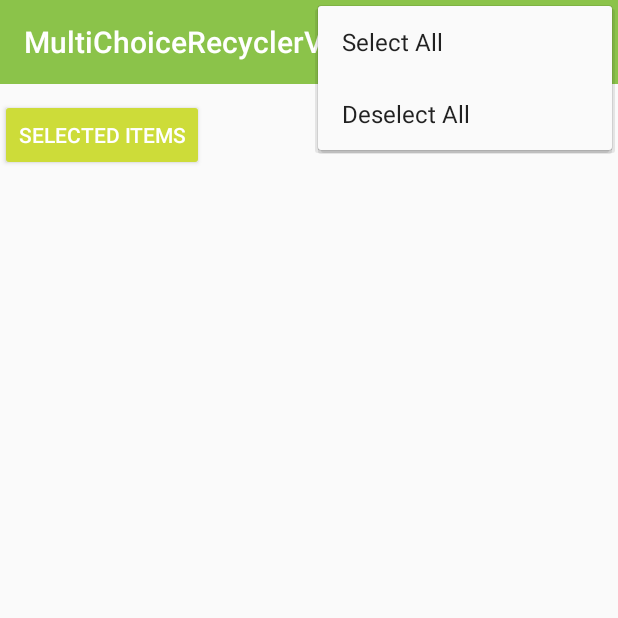
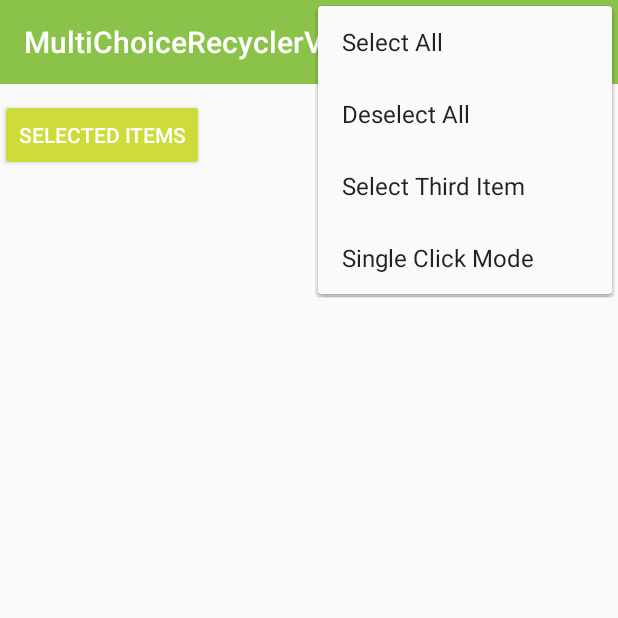
Before and after one commit to dvdciri/MultiChoiceRecyclerView, an Android app: the SampleToolbarActivity screen opened directly, with no data from a screen before it, with the options menu open, on a phone screen of 412 x 824 dp, the top half of it. Run offline under Robolectric (Android 15) with nearby library versions, the phone set to English and light mode, and no system bars; our stand-ins replace ButterKnife; libraries missing offline, so code that uses them is left out: rx.android.schedulers, rx.functions, rx.schedulers; 1 statement that could not run was skipped.

Commit message:
v 1.1.3: - Implemented SingleClickMode - Improved samples and fork on github

```diff
--- a/MultiChoiceRecyclerView/build.gradle
+++ b/MultiChoiceRecyclerView/build.gradle
@@ -7,8 +7,8 @@ android {
     defaultConfig {
         minSdkVersion 15
         targetSdkVersion 23
-        versionCode 1
-        versionName "1.1.2"
+        versionCode 5
+        versionName "1.1.3"
     }
     buildTypes {
         release {
@@ -39,7 +39,7 @@ ext {
     siteUrl = 'https://github.com/dvdciri/Android-Projects-Components/tree/master/MultiChoiceRecyclerView'
     gitUrl = 'https://github.com/dvdciri/Android-Projects-Components/tree/master/MultiChoiceRecyclerView'
 
-    libraryVersion = '1.1.2'
+    libraryVersion = '1.1.3'
 
     developerId = 'dvd-ciri'
     developerName = 'Davide Cirillo'
--- a/MultiChoiceRecyclerView/src/main/AndroidManifest.xml
+++ b/MultiChoiceRecyclerView/src/main/AndroidManifest.xml
@@ -1,5 +1,7 @@
 <manifest xmlns:android="http://schemas.android.com/apk/res/android"
     package="com.davidecirillo.multichoicerecyclerview">
+
+    <uses-permission android:name="android.permission.VIBRATE"/>
 
     <application
         android:allowBackup="true"
--- a/MultiChoiceRecyclerView/src/main/java/com/davidecirillo/multichoicerecyclerview/listeners/MultiChoiceAdapterListener.java
+++ b/MultiChoiceRecyclerView/src/main/java/com/davidecirillo/multichoicerecyclerview/listeners/MultiChoiceAdapterListener.java
@@ -10,5 +10,7 @@ public interface MultiChoiceAdapterListener {
 
     void onSingleItemClickListener(View view, int position);
 
+    void onSingleItemLongClickListener(View view, int position);
+
     void onUpdateItemListener(View view, int position);
 }
--- a/sample/src/main/res/layout/activity_main.xml
+++ b/sample/src/main/res/layout/activity_main.xml
@@ -31,14 +31,14 @@
                 android:id="@+id/sample_toolbar"
                 android:layout_width="wrap_content"
                 android:layout_height="wrap_content"
-                android:text="Sample Toolbar"/>
+                android:text="Toolbar + Controls"/>
 
             <Button
                 style="@android:style/Widget.Material.Button.Colored"
                 android:id="@+id/sample_custom_view"
                 android:layout_width="wrap_content"
                 android:layout_height="wrap_content"
-                android:text="Sample Custom View"/>
+                android:text="Custom View"/>
 
         </LinearLayout>
         <RelativeLayout
--- a/sample/src/main/res/menu/sample_toolbar_menu.xml
+++ b/sample/src/main/res/menu/sample_toolbar_menu.xml
@@ -13,4 +13,16 @@
         android:title="Deselect All"
         app:showAsAction="never"
         />
+
+    <item
+        android:id="@+id/select_3"
+        android:title="Select Third Item"
+        app:showAsAction="never"
+        />
+
+    <item
+        android:id="@+id/single_click_mode"
+        android:title="Single Click Mode"
+        app:showAsAction="never"
+        />
 </menu>
```
Also changed, not shown: MultiChoiceRecyclerView/src/main/java/com/davidecirillo/multichoicerecyclerview/MultiChoiceAdapter.java (+9 -0 lines), MultiChoiceRecyclerView/src/main/java/com/davidecirillo/multichoicerecyclerview/MultiChoiceRecyclerView.java (+65 -15 lines), sample/src/main/java/com/davidecirillo/multichoicesample/sampleToolbar/SampleToolbarActivity.java (+10 -0 lines), 2 other files.
